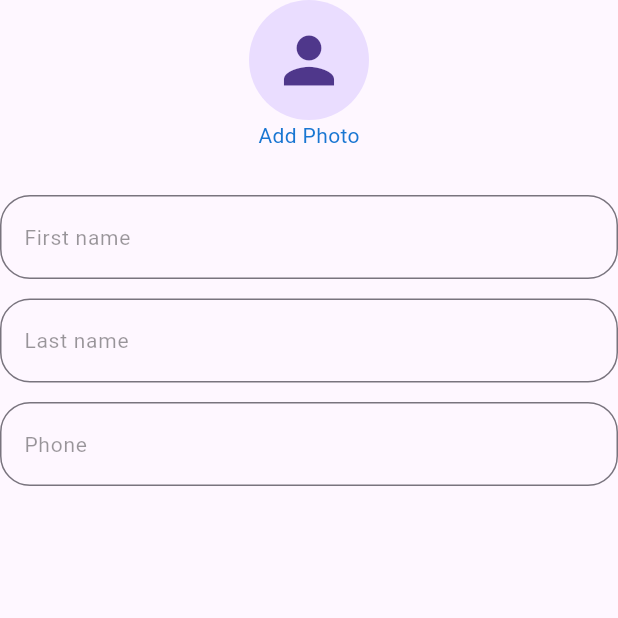
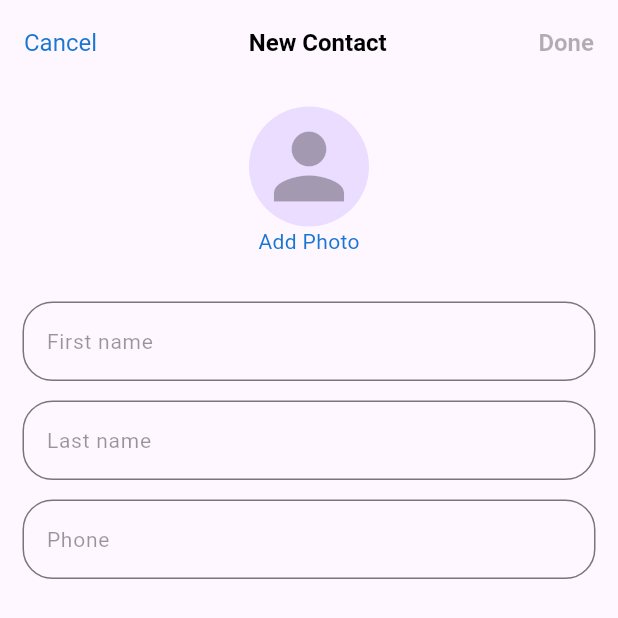
Before and after one commit to Manasvi-Munjani/Contact_App, a Flutter app: the screen it shows after launch, on a phone screen of 412 x 824 dp. Shown: the top 618 px of the screen. Run offline on Flutter 3.47's test engine with Material 3 defaults, Android fonts, the phone set to English and light mode, and no system bars; our stand-ins replace get.

Commit message:
Add_contact screen

```diff
--- a/lib/screens/add_contact.dart
+++ b/lib/screens/add_contact.dart
@@ -1,26 +1,82 @@
 import 'package:contact_app/constant/app_color_const.dart';
+import 'package:contact_app/controllers/contact_controller.dart';
+import 'package:contact_app/validations/app_validation.dart';
 import 'package:contact_app/widgets/app_textfield.dart';
 import 'package:flutter/material.dart';
+import 'package:get/get.dart';
 
 class AddContact extends StatelessWidget {
   const AddContact({super.key});
 
   @override
   Widget build(BuildContext context) {
-    return const Scaffold(
-      body: Column(
+    final ContactController contactController = Get.put(ContactController());
+
+    return Scaffold(
+      appBar: AppBar(
+        title: Row(
+          mainAxisAlignment: MainAxisAlignment.spaceBetween,
           children: [
-          SizedBox(
-            height: 80,
-            width: 80,
-            child: CircleAvatar(
-              child: Icon(
-                Icons.person,
-                size: 50,
+            const Text(
+              'Cancel',
+              style: TextStyle(
+                color: AppColorConst.appBlue,
+                fontWeight: FontWeight.w400,
+                fontSize: 16,
+              ),
+            ),
+            const Text(
+              'New Contact',
+              style: TextStyle(
+                color: AppColorConst.appBlack,
+                fontWeight: FontWeight.w600,
+                fontSize: 16,
+              ),
+            ),
+            Obx(
+              () => GestureDetector(
+                onTap: () => contactController.addContact(),
+                child: Text(
+                  'Done',
+                  style: TextStyle(
+                    color: contactController.isAnyFieldFill.value
+                        ? AppColorConst.appBlue
+                        : AppColorConst.appBlack.withOpacity(0.3),
+                    fontWeight: FontWeight.w600,
+                    fontSize: 16,
                   ),
                 ),
               ),
-          Text(
+            ),
+          ],
+        ),
+      ),
+      body: SingleChildScrollView(
+        child: Padding(
+          padding: const EdgeInsets.all(15),
+          child: Column(
+            mainAxisAlignment: MainAxisAlignment.center,
+            children: [
+              Obx(
+                () => CircleAvatar(
+                  radius: 40,
+                  child: contactController.inItial.value.isEmpty
+                      ?  Icon(
+                          Icons.person,
+                          color: AppColorConst.appBlack.withOpacity(0.3),
+                          size: 70,
+                        )
+                      : Text(
+                          contactController.inItial.value,
+                          style: TextStyle(
+                            fontSize: 16,
+                            fontWeight: FontWeight.w600,
+                            color: AppColorConst.appBlack.withOpacity(0.4),
+                          ),
+                        ),
+                ),
+              ),
+              const Text(
                 'Add Photo',
                 style: TextStyle(
                   color: AppColorConst.appBlue,
@@ -28,13 +84,28 @@ class AddContact extends StatelessWidget {
                   fontSize: 14,
                 ),
               ),
-          SizedBox(height: 30),
-          AppTextfield(labelText: 'First name'),
-          SizedBox(height: 13),
-          AppTextfield(labelText: 'Last name'),
-          SizedBox(height: 13),
-          AppTextfield(labelText: 'Phone')
+              const SizedBox(height: 30),
+              AppTextfield(
+                labelText: 'First name',
+                hintText: 'Enter your first name',
+                controller: contactController.firstNameController,
+              ),
+              const SizedBox(height: 13),
+              AppTextfield(
+                labelText: 'Last name',
+                hintText: 'Enter your last name',
+                controller: contactController.lastNameController,
+              ),
+              const SizedBox(height: 13),
+              AppTextfield(
+                labelText: 'Phone',
+                hintText: '+91 90123 45132',
+                controller: contactController.phoneController,
+                validator: phoneValidation,
+              ),
             ],
+          ),
+        ),
       ),
     );
   }
--- a/lib/widgets/app_textfield.dart
+++ b/lib/widgets/app_textfield.dart
@@ -3,13 +3,34 @@ import 'package:flutter/material.dart';
 
 class AppTextfield extends StatelessWidget {
   final String labelText;
+  final String hintText;
+  final TextEditingController controller;
+  final String? Function(String?)? validator;
 
-  const AppTextfield({super.key, required this.labelText});
+  const AppTextfield({
+    super.key,
+    required this.labelText,
+    required this.hintText,
+    required this.controller,
+    this.validator,
+  });
 
   @override
   Widget build(BuildContext context) {
     return TextFormField(
+      style: TextStyle(
+        color: AppColorConst.appBlack.withOpacity(0.7),
+        fontWeight: FontWeight.w400,
+        fontSize: 14,
+      ),
+      controller: controller,
       decoration: InputDecoration(
+        hintText: hintText,
+        hintStyle: TextStyle(
+          color: AppColorConst.appBlack.withOpacity(0.4),
+          fontSize: 14,
+          fontWeight: FontWeight.w400,
+        ),
         labelText: labelText,
         labelStyle: TextStyle(
           color: AppColorConst.appBlack.withOpacity(0.4),
@@ -30,6 +51,7 @@ class AppTextfield extends StatelessWidget {
           ),
         ),
       ),
+      validator: validator,
     );
   }
 }
```
Also changed, not shown: lib/controllers/contact_controller.dart (added, +69 -0 lines), lib/validations/app_validation.dart (added, +17 -0 lines). Lines whose indentation alone changed are shown as unchanged.
